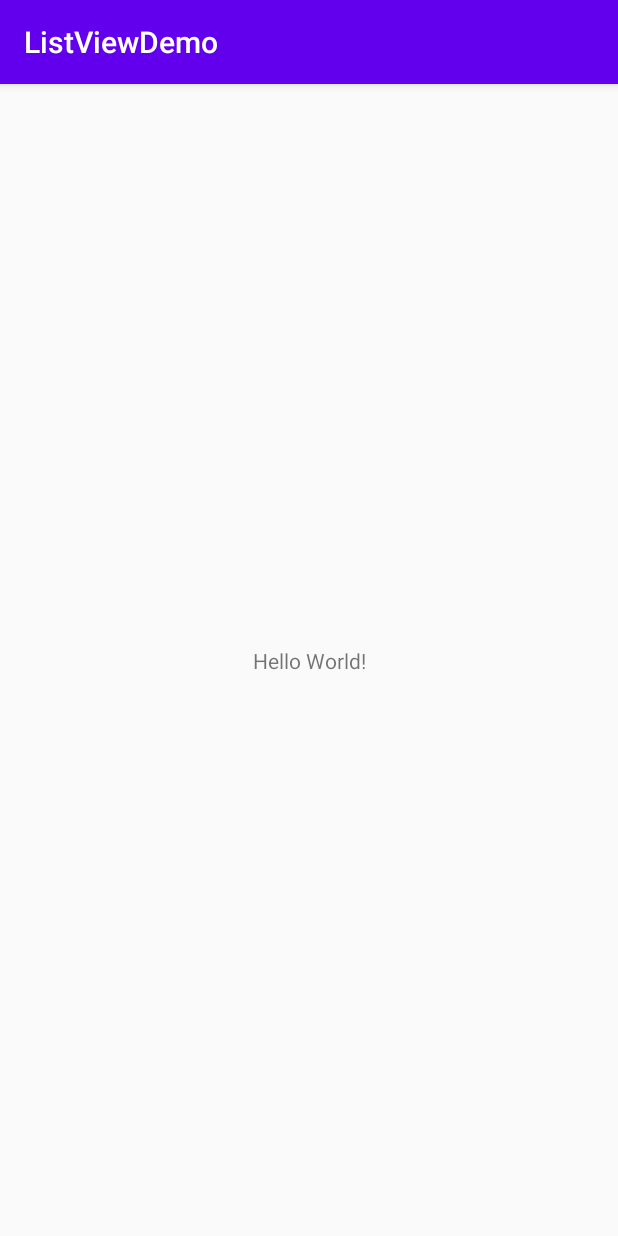
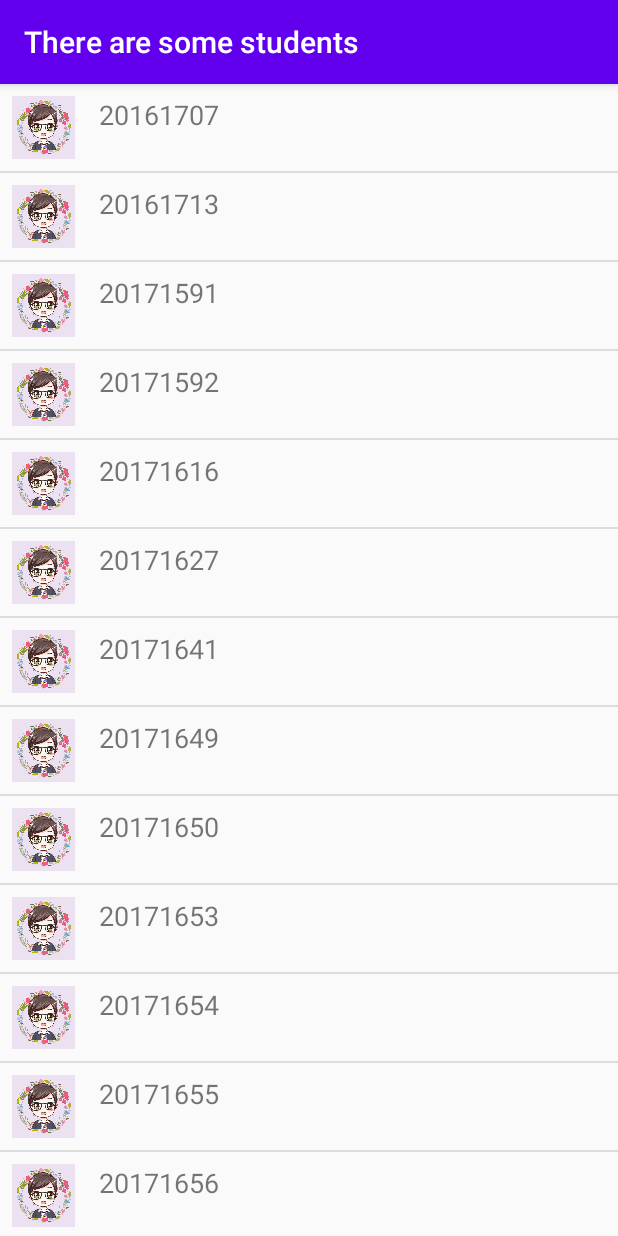
Before and after one commit to Ofrila/ListViewDemo, an Android app: the screen it shows after launch (MainActivity), on a phone screen of 412 x 824 dp. Run offline under Robolectric (Android 15) with nearby library versions, the light colour scheme and no system bars.

Commit message:
Listview

```diff
--- a/app/src/main/AndroidManifest.xml
+++ b/app/src/main/AndroidManifest.xml
@@ -9,6 +9,7 @@
         android:roundIcon="@mipmap/ic_launcher_round"
         android:supportsRtl="true"
         android:theme="@style/AppTheme">
+        <activity android:name=".Messages"></activity>
         <activity android:name=".MainActivity">
             <intent-filter>
                 <action android:name="android.intent.action.MAIN" />
--- a/app/src/main/java/com/example/listviewdemo/MainActivity.java
+++ b/app/src/main/java/com/example/listviewdemo/MainActivity.java
@@ -2,7 +2,14 @@
 
 import androidx.appcompat.app.AppCompatActivity;
 
+import android.content.Intent;
 import android.os.Bundle;
+import android.os.Message;
+import android.view.View;
+import android.widget.AdapterView;
+import android.widget.ArrayAdapter;
+import android.widget.ListView;
+import android.widget.Toast;
 
 public class MainActivity extends AppCompatActivity {
 
@@ -10,5 +17,63 @@
     protected void onCreate(Bundle savedInstanceState) {
         super.onCreate(savedInstanceState);
         setContentView(R.layout.activity_main);
+
+        final String[] CQU_ID={
+                "20161707",
+                "20161713",
+                "20171591",
+                "20171592",
+                "20171616",
+                "20171627",
+                "20171641",
+                "20171649",
+                "20171650",
+                "20171653",
+                "20171654",
+                "20171655",
+                "20171656",
+                "20171659",
+                "20171664",
+                "20171666",
+                "20171667",
+                "20171667",
+                "20171668",
+                "20171669",
+                "20171670",
+                "20171679",
+                "20171688",
+                "20171697",
+                "20171705",
+                "20171707",
+                "20171714",
+                "20171717",
+                "20171731",
+                "20171742",
+                "20175064",
+                "20175980",
+                "20175990"
+        };
+
+        ArrayAdapter arrayAdapter= new ArrayAdapter(this,R.layout.item,R.id.item_text,CQU_ID);
+        ListView listView=findViewById(R.id.lv_listview);
+        listView.setAdapter(arrayAdapter);
+
+        listView.setOnItemClickListener(new AdapterView.OnItemClickListener() {
+            @Override
+            public void onItemClick(AdapterView<?> parent, View view, int position, long id) {
+
+                Intent intent = new Intent(MainActivity.this, Messages.class);
+                intent.putExtra("ID", CQU_ID[position]);
+                MainActivity.this.startActivity(intent);
+
+
+
+            }
+        });
+
+
+
+
+
     }
 }
--- /dev/null
+++ b/app/src/main/java/com/example/listviewdemo/Messages.java
@@ -0,0 +1,20 @@
+package com.example.listviewdemo;
+
+import androidx.appcompat.app.AppCompatActivity;
+
+
+import android.os.Bundle;
+
+import android.widget.TextView;
+
+public class Messages extends AppCompatActivity {
+
+    @Override
+    protected void onCreate(Bundle savedInstanceState) {
+        super.onCreate(savedInstanceState);
+        setContentView(R.layout.activity_messages);
+        String ID = this.getIntent().getStringExtra("ID");
+        TextView cquID = findViewById(R.id.tv_id);
+        cquID.setText(ID);
+    }
+}
--- a/app/src/main/res/layout/activity_main.xml
+++ b/app/src/main/res/layout/activity_main.xml
@@ -1,18 +1,18 @@
 <?xml version="1.0" encoding="utf-8"?>
-<androidx.constraintlayout.widget.ConstraintLayout xmlns:android="http://schemas.android.com/apk/res/android"
+<LinearLayout xmlns:android="http://schemas.android.com/apk/res/android"
     xmlns:app="http://schemas.android.com/apk/res-auto"
     xmlns:tools="http://schemas.android.com/tools"
     android:layout_width="match_parent"
     android:layout_height="match_parent"
-    tools:context=".MainActivity">
+    tools:context=".MainActivity"
+    android:orientation="vertical">
 
-    <TextView
-        android:layout_width="wrap_content"
-        android:layout_height="wrap_content"
-        android:text="Hello World!"
-        app:layout_constraintBottom_toBottomOf="parent"
-        app:layout_constraintLeft_toLeftOf="parent"
-        app:layout_constraintRight_toRightOf="parent"
-        app:layout_constraintTop_toTopOf="parent" />
 
-</androidx.constraintlayout.widget.ConstraintLayout>
+
+    <ListView
+        android:id="@+id/lv_listview"
+        android:layout_width="match_parent"
+        android:layout_height="match_parent"
+        />
+
+</LinearLayout>
--- /dev/null
+++ b/app/src/main/res/layout/activity_messages.xml
@@ -0,0 +1,19 @@
+<?xml version="1.0" encoding="utf-8"?>
+<LinearLayout
+    xmlns:android="http://schemas.android.com/apk/res/android" android:layout_width="match_parent"
+    android:layout_height="match_parent"
+    android:orientation="vertical">
+    <ImageView
+        android:id="@+id/image"
+        android:layout_width="180dp"
+        android:layout_height="180dp"
+        android:layout_gravity="center"
+        />
+    <TextView
+        android:id="@+id/tv_id"
+        android:layout_width="match_parent"
+        android:layout_height="match_parent"
+        android:textSize="20sp"
+        />
+
+</LinearLayout>
--- a/app/src/main/res/layout/item.xml
+++ b/app/src/main/res/layout/item.xml
@@ -1,6 +1,25 @@
 <?xml version="1.0" encoding="utf-8"?>
 <LinearLayout xmlns:android="http://schemas.android.com/apk/res/android"
     android:layout_width="match_parent"
-    android:layout_height="match_parent">
+    android:layout_height="match_parent"
+    android:orientation="horizontal">
+
+    <ImageView
+        android:id="@+id/item_image"
+        android:layout_width="42dp"
+        android:layout_height="42dp"
+        android:layout_margin="8dp"
+        android:src="@drawable/girl"
+        />
+
+    <TextView
+        android:id="@+id/item_text"
+        android:layout_width="match_parent"
+        android:layout_height="wrap_content"
+        android:layout_margin="8dp"
+        android:textSize="18sp"
+        android:text="Item in this list"
+        />
+
 
 </LinearLayout>
--- a/app/src/main/res/values/strings.xml
+++ b/app/src/main/res/values/strings.xml
@@ -1,3 +1,3 @@
 <resources>
-    <string name="app_name">ListViewDemo</string>
+    <string name="app_name">There are some students</string>
 </resources>
```
Also changed, not shown: app/src/main/res/drawable/girl.jpg (added).
